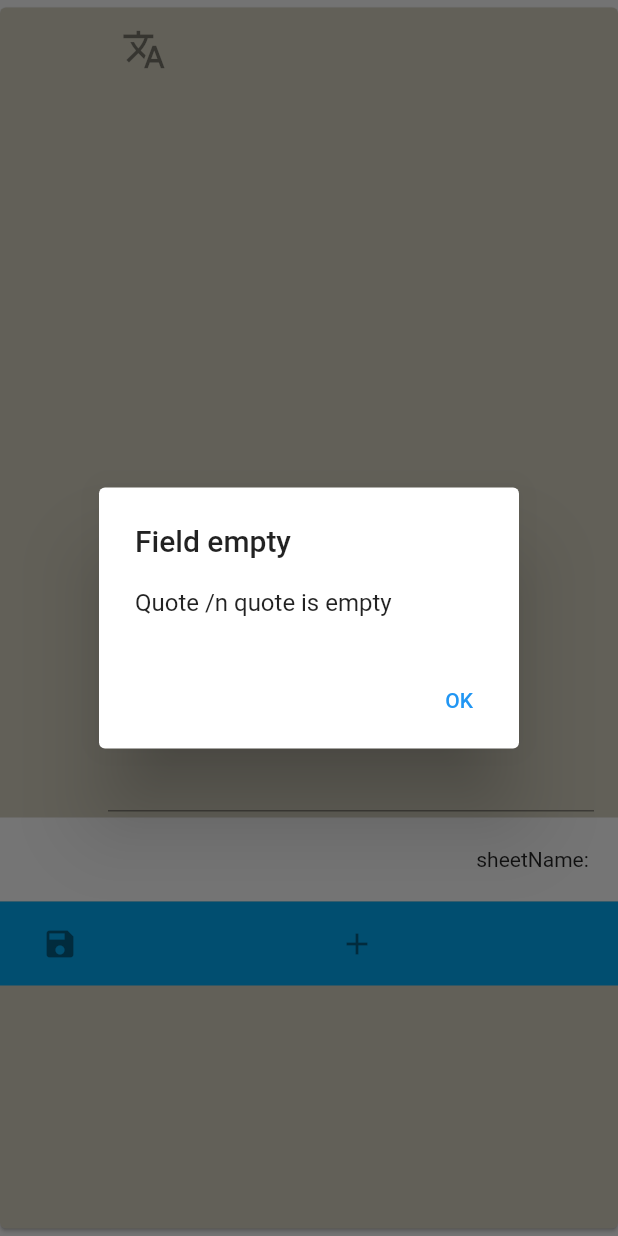
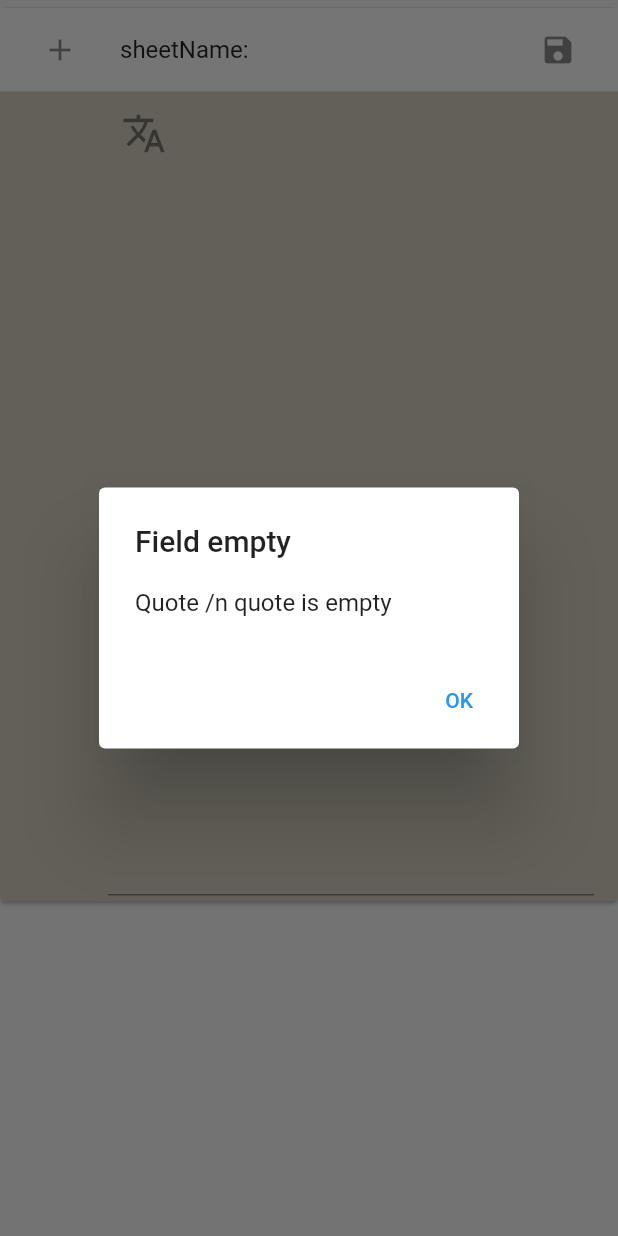
Before and after one commit to JanRegent/QuoteBrowser, a Flutter app: the AddQuote widget shown alone on an empty page, opened directly, after a tap on the "save" icon, on a phone screen of 412 x 824 dp. Run offline on Flutter 3.47's test engine with Material 2 defaults, Android fonts, the phone set to English and light mode, and no system bars; our stand-ins replace card_swiper, csv, dartx, dio, dropdown_button2, expandable and 5 more; missing offline and left inert: clipboard, collapsible_sidebar, highlight_text, searchable_listview, translator_plus; network calls fail; statements that could not run were skipped.

```diff
--- a/lib/AL/zview/_cardsswiper.dart
+++ b/lib/AL/zview/_cardsswiper.dart
@@ -2,7 +2,7 @@ import 'package:card_swiper/card_swiper.dart';
 import 'package:flutter/material.dart';
 
 import '_rowviewpage.dart';
-import 'aarowMapRowView.dart';
+import 'aarowmaprowview.dart';
 import 'rowviewmenu.dart';
 
 // import '../../../2business_layer/appdata/approotdata.dart';
--- a/lib/AL/zview/_rowviewpage.dart
+++ b/lib/AL/zview/_rowviewpage.dart
@@ -1,6 +1,6 @@
 import 'package:flutter/material.dart';
 
-import 'aarowMapRowView.dart';
+import 'aarowmaprowview.dart';
 import 'eaddquote.dart';
 import 'cedit/attredit.dart';
 import 'battribs.dart';
--- a/lib/AL/zview/aquoteview.dart
+++ b/lib/AL/zview/aquoteview.dart
@@ -2,7 +2,7 @@ import 'package:flutter/material.dart';
 
 import 'package:highlight_text/highlight_text.dart';
 
-import 'aarowMapRowView.dart';
+import 'aarowmaprowview.dart';
 
 // ignore: must_be_immutable
 class QuoteView extends StatefulWidget {
@@ -64,6 +64,7 @@ class _QuoteViewState extends State<QuoteView> {
       margin: const EdgeInsets.symmetric(vertical: 5),
       color: const Color.fromARGB(255, 213, 209, 192),
       child: ListView(children: [
+        Text(rowMapRowView['sheetName']),
         ListTile(
           title: quoteField(),
           leading: Text(rowMapRowView['rowNo']),
--- a/lib/AL/zview/cedit/quoteedit.dart
+++ b/lib/AL/zview/cedit/quoteedit.dart
@@ -3,7 +3,7 @@ import 'package:translator_plus/translator_plus.dart';
 
 import '../../../DL/dl.dart';
 import '../../alib/alicons.dart';
-import '../aarowMapRowView.dart';
+import '../aarowmaprowview.dart';
 
 // ignore: must_be_immutable
 class QuoteEdit extends StatelessWidget {
--- a/lib/AL/zview/eaddquote.dart
+++ b/lib/AL/zview/eaddquote.dart
@@ -12,7 +12,7 @@ import '../alib/selectiondialogs/selectone.dart';
 
 import '_cardsswiper.dart';
 
-import 'aarowMapRowView.dart';
+import 'aarowmaprowview.dart';
 import 'cedit/quoteedit.dart';
 
 // ignore: must_be_immutable
@@ -46,15 +46,20 @@ class _AddQuoteState extends State<AddQuote> {
     return Card(
       margin: const EdgeInsets.symmetric(vertical: 5),
       color: const Color.fromARGB(255, 213, 209, 192),
-      child: ListView(
+      child: SingleChildScrollView(
+          child: Column(
         children: [
           ListTile(
-            title: QuoteEdit(false, setstate),
-            leading: Text(rowMapRowView['rowNo']),
-          ),
-          ListTile(
             tileColor: Colors.white,
-            trailing: InkWell(
+            leading: IconButton(
+                icon: const Icon(Icons.add),
+                onPressed: () async {
+                  setState(() {
+                    rowMapRowView = bl.orm.newRowMap();
+                    rowMapRowView['quote'] = '';
+                  });
+                }),
+            title: InkWell(
               child: Text('sheetName: ${rowMapRowView['sheetName']}'),
               onTap: () async {
                 await sheetNameSet(context);
@@ -62,26 +67,21 @@ class _AddQuoteState extends State<AddQuote> {
                 setState(() {});
               },
             ),
-          ),
-          //----------------------------------------------------last buttons row
-          ListTile(
-            tileColor: Colors.lightBlue,
-            leading: IconButton(
+            trailing: IconButton(
                 icon: const Icon(Icons.save),
                 onPressed: () async {
                   await saveQuote();
                 }),
-            title: IconButton(
-                icon: const Icon(Icons.add),
-                onPressed: () async {
-                  setState(() {
-                    rowMapRowView = bl.orm.newRowMap();
-                    rowMapRowView['quote'] = '';
-                  });
-                }),
           ),
+
+          ListTile(
+            title: QuoteEdit(false, setstate),
+            leading: Text(rowMapRowView['rowNo']),
+          ),
+
+          //----------------------------------------------------last buttons row
         ],
-      ),
+      )),
     );
   }
 
--- a/lib/AL/zview/searchablelistview.dart
+++ b/lib/AL/zview/searchablelistview.dart
@@ -6,7 +6,7 @@ import '../../BL/sheet/sheet.dart';
 import '../filters/emptyview.dart';
 import '_cardsswiper.dart';
 import '_rowviewpage.dart';
-import 'aarowMapRowView.dart';
+import 'aarowmaprowview.dart';
 
 List<Sheet> filteredSheets = [];
 
```
Also changed, not shown: lib/AL/zview/battribs.dart (+7 -2 lines), lib/AL/zview/cedit/attredit.dart (+2 -5 lines).
